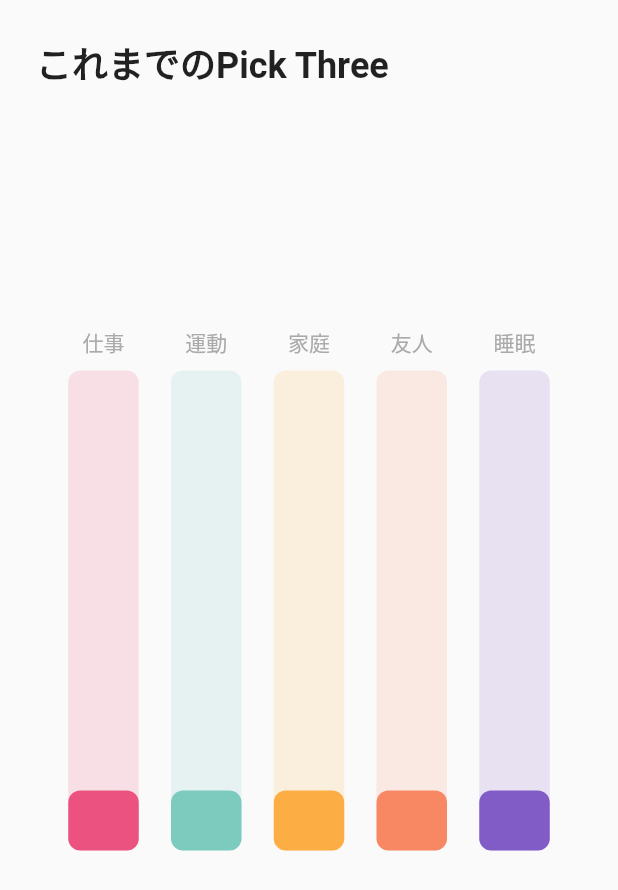
After one commit to full-stack-engineer/pick_three, a Flutter app: the HistoryScreen screen opened directly, on a phone screen of 412 x 824 dp. The commit adds this screen. Shown: the top 890 px of the screen. Run offline on Flutter 3.47's test engine with Material 2 defaults, Android fonts, the light colour scheme and no system bars; our stand-ins replace page_transition; missing offline and left inert: firebase_admob, flutter_page_indicator; accounts and stored records are empty.

Commit message:
Added: これまでのPickThreeの画面を作成

```diff
--- /dev/null
+++ b/lib/src/components/history_tile.dart
@@ -0,0 +1,48 @@
+import 'package:flutter/material.dart';
+import 'package:pickthree/src/extensions/hex_color.dart';
+import 'package:pickthree/src/helpers/helper.dart';
+
+class HistoryTile extends StatelessWidget {
+  final String categoryText;
+
+  HistoryTile({this.categoryText});
+
+  @override
+  Widget build(BuildContext context) {
+    return Column(
+      children: [
+        Container(
+          padding: const EdgeInsets.only(bottom: 8.0),
+          child: Text(
+            categoryText,
+            style: TextStyle(
+              color: HexColor.fromHex('#AAAAAA'),
+              fontSize: 14.0,
+            ),
+          ),
+        ),
+        Stack(
+          alignment: AlignmentDirectional.bottomStart,
+          children: [
+            Container(
+              width: 47,
+              height: 40,
+              decoration: BoxDecoration(
+                color: Helper.tileColor(categoryText),
+                borderRadius: BorderRadius.circular(8.0),
+              ),
+            ),
+            Container(
+              width: 47,
+              height: 320,
+              decoration: BoxDecoration(
+                color: Helper.tileBackgroundColor(categoryText),
+                borderRadius: BorderRadius.circular(8.0),
+              ),
+            ),
+          ],
+        ),
+      ],
+    );
+  }
+}
--- a/lib/src/helpers/helper.dart
+++ b/lib/src/helpers/helper.dart
@@ -16,4 +16,19 @@ class Helper {
         return HexColor.fromHex('#825CC6');
     }
   }
+
+  static Color tileBackgroundColor(String categoryText) {
+    switch (categoryText) {
+      case '仕事':
+        return Color.fromRGBO(236, 82, 127, 0.16);
+      case '運動':
+        return Color.fromRGBO(125, 203, 191, 0.16);
+      case '家庭':
+        return Color.fromRGBO(252, 173, 67, 0.16);
+      case '友人':
+        return Color.fromRGBO(247, 136, 99, 0.16);
+      case '睡眠':
+        return Color.fromRGBO(130, 92, 198, 0.16);
+    }
+  }
 }
--- /dev/null
+++ b/lib/src/screens/history_screen.dart
@@ -0,0 +1,54 @@
+import 'package:flutter/material.dart';
+import 'package:pickthree/src/components/history_tile.dart';
+
+class HistoryScreen extends StatelessWidget {
+  static const id = 'history_screen';
+
+  @override
+  Widget build(BuildContext context) {
+    return Scaffold(
+      body: SafeArea(
+        child: Padding(
+          padding: const EdgeInsets.all(24.0),
+          child: Column(
+            crossAxisAlignment: CrossAxisAlignment.stretch,
+            children: [
+              Expanded(
+                  flex: 1,
+                  child: Text(
+                    'これまでのPick Three',
+                    style: TextStyle(
+                      fontSize: 24.0,
+                      fontWeight: FontWeight.bold,
+                    ),
+                  )),
+              Expanded(
+                flex: 3,
+                child: Row(
+                  mainAxisAlignment: MainAxisAlignment.spaceEvenly,
+                  children: [
+                    HistoryTile(
+                      categoryText: '仕事',
+                    ),
+                    HistoryTile(
+                      categoryText: '運動',
+                    ),
+                    HistoryTile(
+                      categoryText: '家庭',
+                    ),
+                    HistoryTile(
+                      categoryText: '友人',
+                    ),
+                    HistoryTile(
+                      categoryText: '睡眠',
+                    ),
+                  ],
+                ),
+              ),
+            ],
+          ),
+        ),
+      ),
+    );
+  }
+}
--- a/lib/src/screens/pick_three_screen.dart
+++ b/lib/src/screens/pick_three_screen.dart
@@ -4,6 +4,8 @@ import 'package:pickthree/src/extensions/hex_color.dart';
 import 'package:provider/provider.dart';
 import 'package:pickthree/src/models/category_data.dart';
 import 'package:flutter_page_indicator/flutter_page_indicator.dart';
+
+import 'history_screen.dart';
 
 class PickThreeScreen extends StatefulWidget {
   static const id = 'pick_three_screen';
@@ -96,9 +98,7 @@ class _PickThreeScreenState extends State<PickThreeScreen> {
                       ],
                     ),
                   ),
-                  Container(
-                    color: Colors.red,
-                  ),
+                  HistoryScreen(),
                   Container(
                     color: Colors.blue,
                   ),
```
